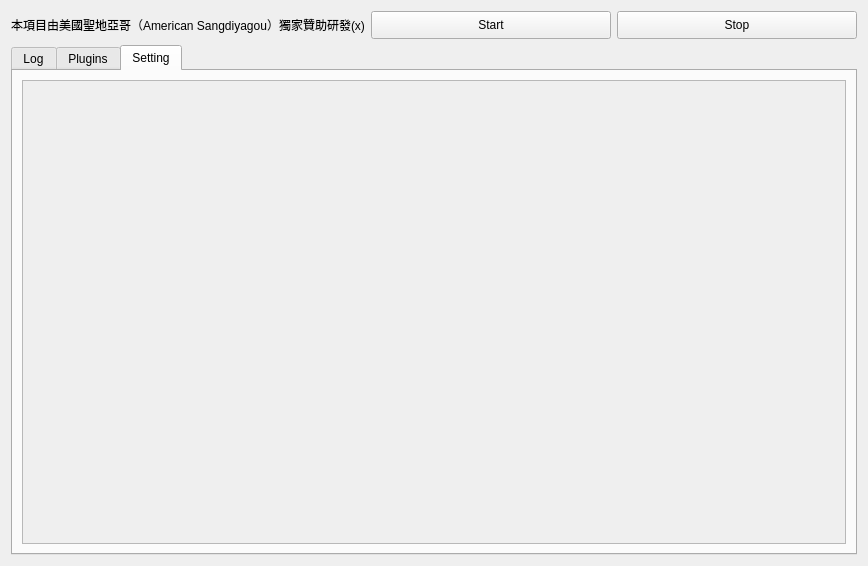
Qt form ictye-live-dm/src/ictye_live_dm/QT-GUI/main.ui (northgreen/ictye-live-dm) before a commit.
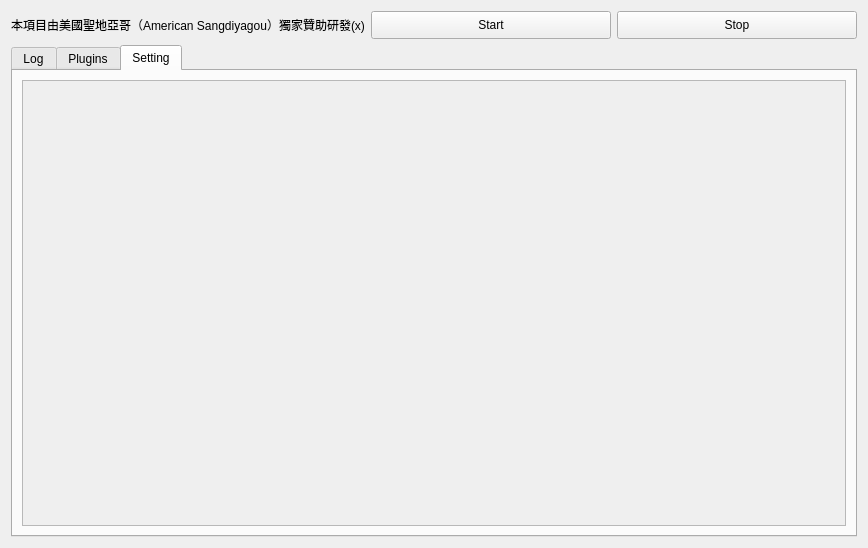
The same form after that commit. The open tabs and pages were chosen to show the change. Icons and pictures are not drawn.

```diff
--- a/ictye-live-dm/src/ictye_live_dm/QT-GUI/main.ui
+++ b/ictye-live-dm/src/ictye_live_dm/QT-GUI/main.ui
@@ -10,7 +10,7 @@
     <x>0</x>
     <y>0</y>
     <width>868</width>
-    <height>566</height>
+    <height>548</height>
    </rect>
   </property>
   <property name="windowTitle">
@@ -204,16 +204,31 @@
       <layout class="QVBoxLayout" name="verticalLayout_3">
        <item>
         <widget class="QScrollArea" name="settingScrollArea">
+         <property name="lineWidth">
+          <number>3</number>
+         </property>
+         <property name="verticalScrollBarPolicy">
+          <enum>Qt::ScrollBarAsNeeded</enum>
+         </property>
+         <property name="horizontalScrollBarPolicy">
+          <enum>Qt::ScrollBarAlwaysOff</enum>
+         </property>
+         <property name="sizeAdjustPolicy">
+          <enum>QAbstractScrollArea::AdjustToContents</enum>
+         </property>
          <property name="widgetResizable">
           <bool>true</bool>
          </property>
+         <property name="alignment">
+          <set>Qt::AlignCenter</set>
+         </property>
          <widget class="QWidget" name="scrollAreaWidgetContents">
           <property name="geometry">
            <rect>
             <x>0</x>
             <y>0</y>
             <width>816</width>
-            <height>455</height>
+            <height>437</height>
            </rect>
           </property>
          </widget>
```
Left out of the diff: 14 changed lines with no effect on the pictures.
